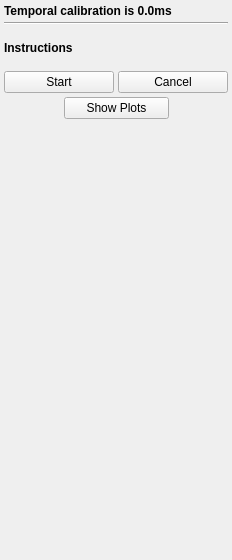
Before: the Qt Designer form PlusApp/fCal/Toolboxes/TemporalCalibrationToolbox.ui in PlusToolkit/PlusApp, drawn with Qt 5.
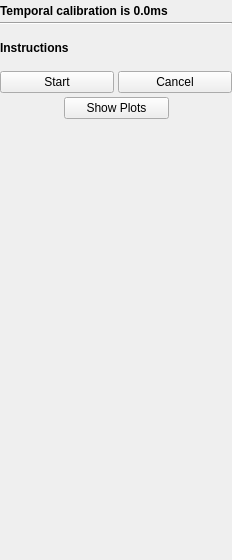
After: the same form once the commit is applied.

Commit message: Test #547: State message color fixed; Padding reduced; Toolbox panel styled

Patch:
```diff
--- a/PlusApp/fCal/Toolboxes/TemporalCalibrationToolbox.ui
+++ b/PlusApp/fCal/Toolboxes/TemporalCalibrationToolbox.ui
@@ -35,7 +35,16 @@
    <property name="spacing">
     <number>4</number>
    </property>
-   <property name="margin">
+   <property name="leftMargin">
+    <number>0</number>
+   </property>
+   <property name="topMargin">
+    <number>4</number>
+   </property>
+   <property name="rightMargin">
+    <number>0</number>
+   </property>
+   <property name="bottomMargin">
     <number>4</number>
    </property>
    <item>
```
The commit also changes 13 other files.
